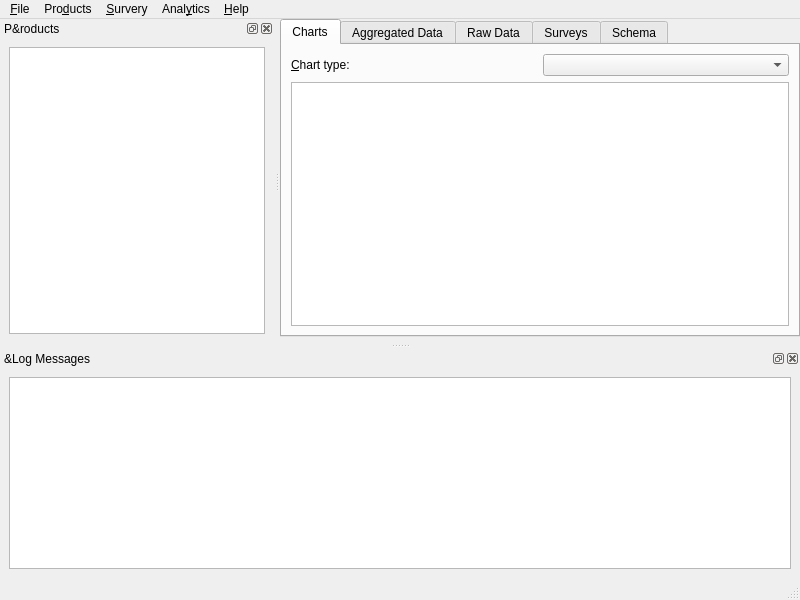
First picture: the form in analyzer/mainwindow.ui, repository KDE/kuserfeedback, before the edit.
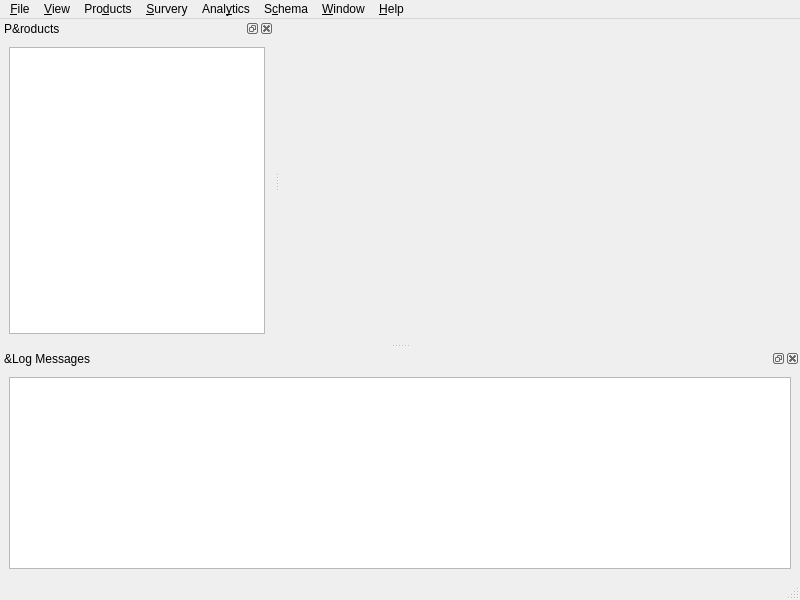
Second picture: the form after the edit. Custom widgets are drawn as their Qt base class.

Commit message:
Break out analytics view from main window too
Also, add three different view modes, for analytics, surveys and schema
editing.

```diff
--- a/analyzer/mainwindow.ui
+++ b/analyzer/mainwindow.ui
@@ -28,81 +28,10 @@
      <number>0</number>
     </property>
     <item>
-     <widget class="QTabWidget" name="tabWidget">
-      <property name="currentIndex">
-       <number>0</number>
-      </property>
-      <widget class="QWidget" name="chartTab">
-       <attribute name="title">
-        <string>Charts</string>
-       </attribute>
-       <layout class="QVBoxLayout" name="verticalLayout_7">
-        <item>
-         <layout class="QHBoxLayout" name="horizontalLayout_2">
-          <item>
-           <widget class="QLabel" name="label_2">
-            <property name="text">
-             <string>&amp;Chart type:</string>
-            </property>
-            <property name="buddy">
-             <cstring>chartType</cstring>
-            </property>
-           </widget>
-          </item>
-          <item>
-           <widget class="QComboBox" name="chartType"/>
-          </item>
-         </layout>
-        </item>
-        <item>
-         <widget class="QtCharts::QChartView" name="chartView">
-          <property name="renderHints">
-           <set>QPainter::Antialiasing|QPainter::TextAntialiasing</set>
-          </property>
-         </widget>
-        </item>
-       </layout>
-      </widget>
-      <widget class="QWidget" name="aggregationTab">
-       <attribute name="title">
-        <string>Aggregated Data</string>
-       </attribute>
-       <layout class="QVBoxLayout" name="verticalLayout_6">
-        <item>
-         <widget class="QTableView" name="aggregatedDataView"/>
-        </item>
-       </layout>
-      </widget>
-      <widget class="QWidget" name="dataTab">
-       <attribute name="title">
-        <string>Raw Data</string>
-       </attribute>
-       <layout class="QVBoxLayout" name="verticalLayout_4">
-        <item>
-         <widget class="QTableView" name="dataView"/>
-        </item>
-       </layout>
-      </widget>
-      <widget class="QWidget" name="surveyTab">
-       <attribute name="title">
-        <string>Surveys</string>
-       </attribute>
-       <layout class="QVBoxLayout" name="verticalLayout_5">
-        <item>
-         <widget class="UserFeedback::Analyzer::SurveyEditor" name="surveyEditor" native="true"/>
-        </item>
-       </layout>
-      </widget>
-      <widget class="QWidget" name="schemaTab">
-       <attribute name="title">
-        <string>Schema</string>
-       </attribute>
-       <layout class="QVBoxLayout" name="verticalLayout_8">
-        <item>
-         <widget class="UserFeedback::Analyzer::SchemaEditWidget" name="schemaEdit" native="true"/>
-        </item>
-       </layout>
-      </widget>
+     <widget class="QStackedWidget" name="viewStack">
+      <widget class="UserFeedback::Analyzer::AnalyticsView" name="analyticsView"/>
+      <widget class="UserFeedback::Analyzer::SurveyEditor" name="surveyEditor"/>
+      <widget class="UserFeedback::Analyzer::SchemaEditWidget" name="schemaEdit"/>
      </widget>
     </item>
     <item>
@@ -161,10 +90,31 @@
     <addaction name="actionContribute"/>
     <addaction name="actionAbout"/>
    </widget>
+   <widget class="QMenu" name="menuSchema">
+    <property name="title">
+     <string>S&amp;chema</string>
+    </property>
+   </widget>
+   <widget class="QMenu" name="menu_Window">
+    <property name="title">
+     <string>&amp;Window</string>
+    </property>
+   </widget>
+   <widget class="QMenu" name="menu_View">
+    <property name="title">
+     <string>&amp;View</string>
+    </property>
+    <addaction name="actionViewAnalytics"/>
+    <addaction name="actionViewSurveys"/>
+    <addaction name="actionViewSchema"/>
+   </widget>
    <addaction name="menu_File"/>
+   <addaction name="menu_View"/>
    <addaction name="menu_Products"/>
    <addaction name="menuSurvery"/>
    <addaction name="menuAnalytics"/>
+   <addaction name="menuSchema"/>
+   <addaction name="menu_Window"/>
    <addaction name="menu_Help"/>
   </widget>
   <widget class="QStatusBar" name="statusbar"/>
@@ -312,11 +262,6 @@
   </action>
  </widget>
  <customwidgets>
-  <customwidget>
-   <class>QtCharts::QChartView</class>
-   <extends>QGraphicsView</extends>
-   <header location="global">QChartView</header>
-  </customwidget>
   <customwidget>
    <class>UserFeedback::NotificationWidget</class>
    <extends>QWidget</extends>
@@ -335,6 +280,12 @@
    <header location="global">surveyeditor/surveyeditor.h</header>
    <container>1</container>
   </customwidget>
+  <customwidget>
+   <class>UserFeedback::Analyzer::AnalyticsView</class>
+   <extends>QWidget</extends>
+   <header location="global">analytics/analyticsview.h</header>
+   <container>1</container>
+  </customwidget>
  </customwidgets>
  <resources/>
  <connections/>
```
Left out of the diff: 78 changed lines with no effect on the pictures. The commit also changes 6 other files.
